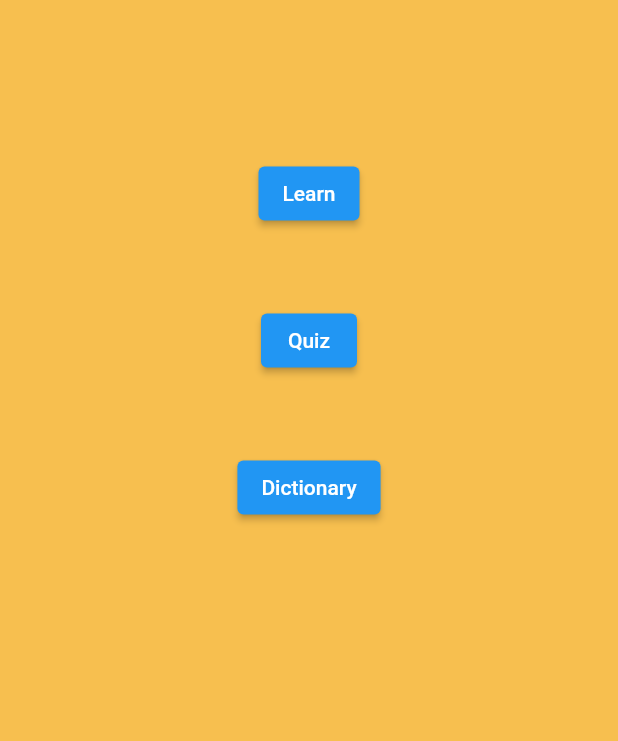
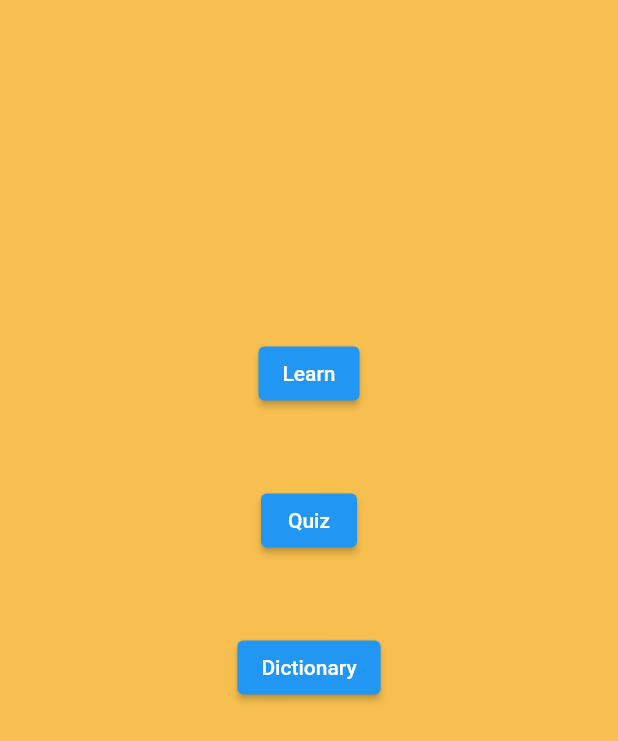
Before and after one commit to JariP5/ASL, a Flutter app: the screen it shows after launch, after a tap on "Press me!", on a phone screen of 412 x 824 dp. Shown: the top 741 px of the screen. Run offline on Flutter 3.47's test engine with Material 2 defaults, Android fonts, the phone set to English and light mode, and no system bars.

Commit message:
Fix layout of 3 buttons in dashboard

```diff
--- a/lib/dashboard.dart
+++ b/lib/dashboard.dart
@@ -9,7 +9,7 @@ class ASLDashboard extends StatelessWidget {
   Widget build(BuildContext context) => Container(
       decoration: new BoxDecoration(color: kPrimaryColor),
       child: Column(mainAxisSize: MainAxisSize.min, children: <Widget>[
-        const SizedBox(height: 100),
+        const SizedBox(height: 220),
         const Padding(padding: EdgeInsets.only(top: 5)),
         ElevatedButton(
           child: Text('Learn'),
```
